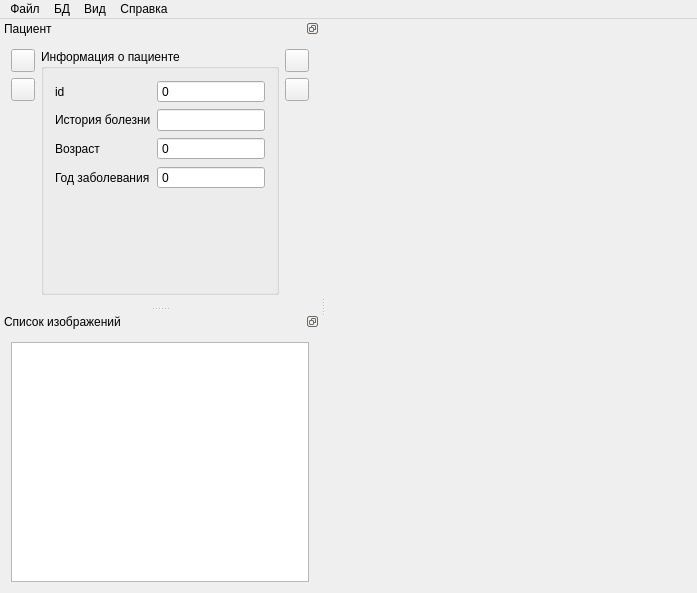
Before: the Qt Designer form mainwindow.ui in gurmaaan/AtlasKidney, drawn with Qt 5.
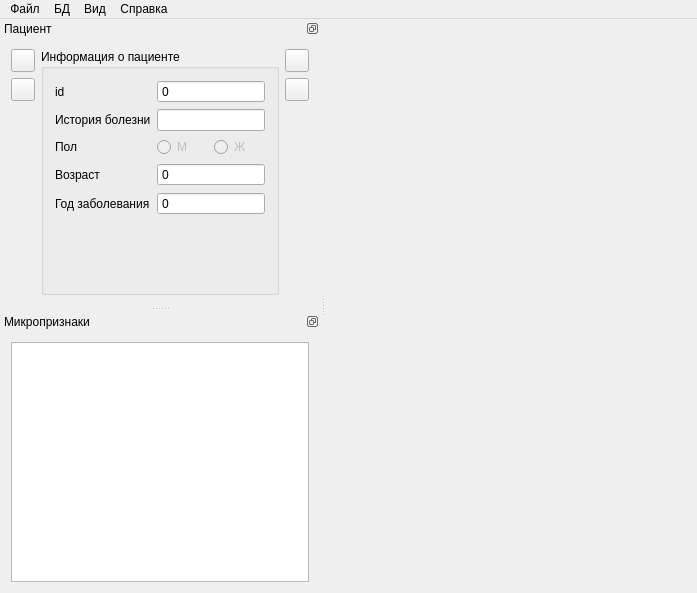
After: the same form once the commit is applied. Icons and pictures are not drawn. Custom widgets are drawn as their Qt base class.

Diff of the .ui file:
```diff
--- a/mainwindow.ui
+++ b/mainwindow.ui
@@ -77,7 +77,7 @@
    </property>
    <property name="minimumSize">
     <size>
-     <width>254</width>
+     <width>265</width>
      <height>238</height>
     </size>
    </property>
@@ -168,13 +168,50 @@
          <widget class="QLineEdit" name="medicalHistory_le"/>
         </item>
         <item row="2" column="0">
+         <widget class="QLabel" name="sex_label">
+          <property name="text">
+           <string>Пол</string>
+          </property>
+         </widget>
+        </item>
+        <item row="2" column="1">
+         <layout class="QHBoxLayout" name="sex_h_layout">
+          <item>
+           <widget class="QRadioButton" name="sexM_radio">
+            <property name="enabled">
+             <bool>false</bool>
+            </property>
+            <property name="text">
+             <string>М</string>
+            </property>
+            <property name="checkable">
+             <bool>true</bool>
+            </property>
+           </widget>
+          </item>
+          <item>
+           <widget class="QRadioButton" name="sexF_radio">
+            <property name="enabled">
+             <bool>false</bool>
+            </property>
+            <property name="text">
+             <string>Ж</string>
+            </property>
+            <property name="checkable">
+             <bool>true</bool>
+            </property>
+           </widget>
+          </item>
+         </layout>
+        </item>
+        <item row="3" column="0">
          <widget class="QLabel" name="age_label">
           <property name="text">
            <string>Возраст</string>
           </property>
          </widget>
         </item>
-        <item row="2" column="1">
+        <item row="3" column="1">
          <widget class="QSpinBox" name="age_spin">
           <property name="readOnly">
            <bool>true</bool>
@@ -184,14 +221,14 @@
           </property>
          </widget>
         </item>
-        <item row="3" column="0">
+        <item row="4" column="0">
          <widget class="QLabel" name="failDate_lbl">
           <property name="text">
            <string>Год заболевания</string>
           </property>
          </widget>
         </item>
-        <item row="3" column="1">
+        <item row="4" column="1">
          <widget class="QSpinBox" name="failDate_spin">
           <property name="readOnly">
            <bool>true</bool>
@@ -254,7 +291,7 @@
     <set>Qt::BottomDockWidgetArea|Qt::LeftDockWidgetArea|Qt::RightDockWidgetArea</set>
    </property>
    <property name="windowTitle">
-    <string>Список изображений</string>
+    <string>Микропризнаки</string>
    </property>
    <attribute name="dockWidgetArea">
     <number>1</number>
```
Left out of the diff: 6 changed lines with no effect on the pictures.
